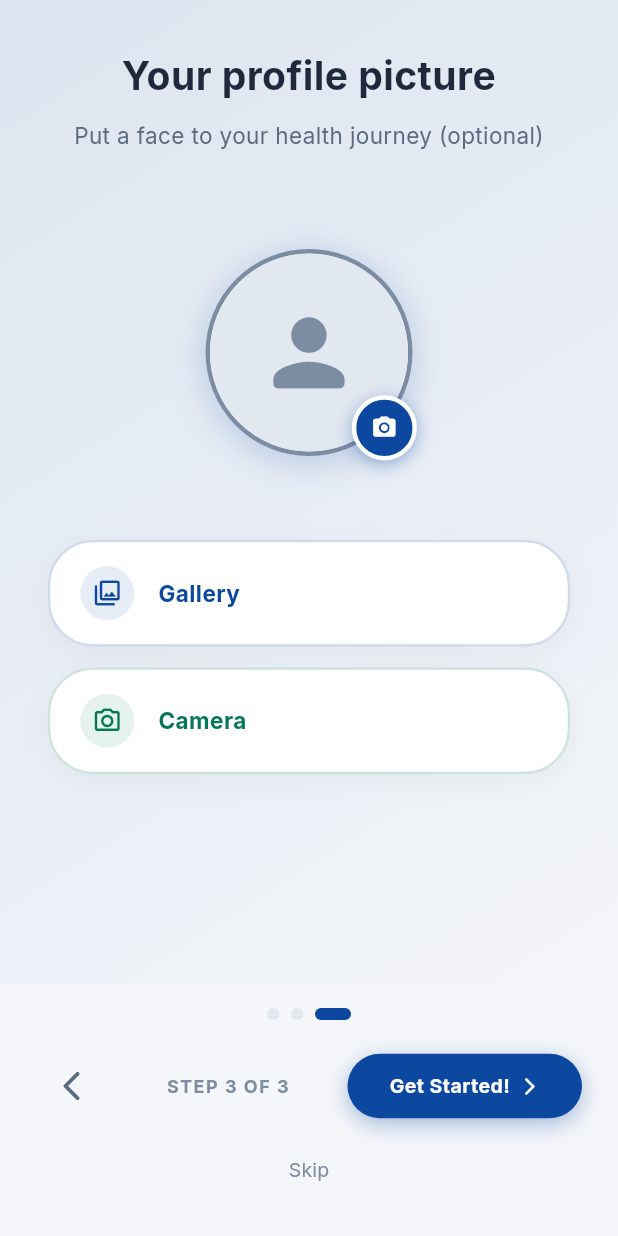
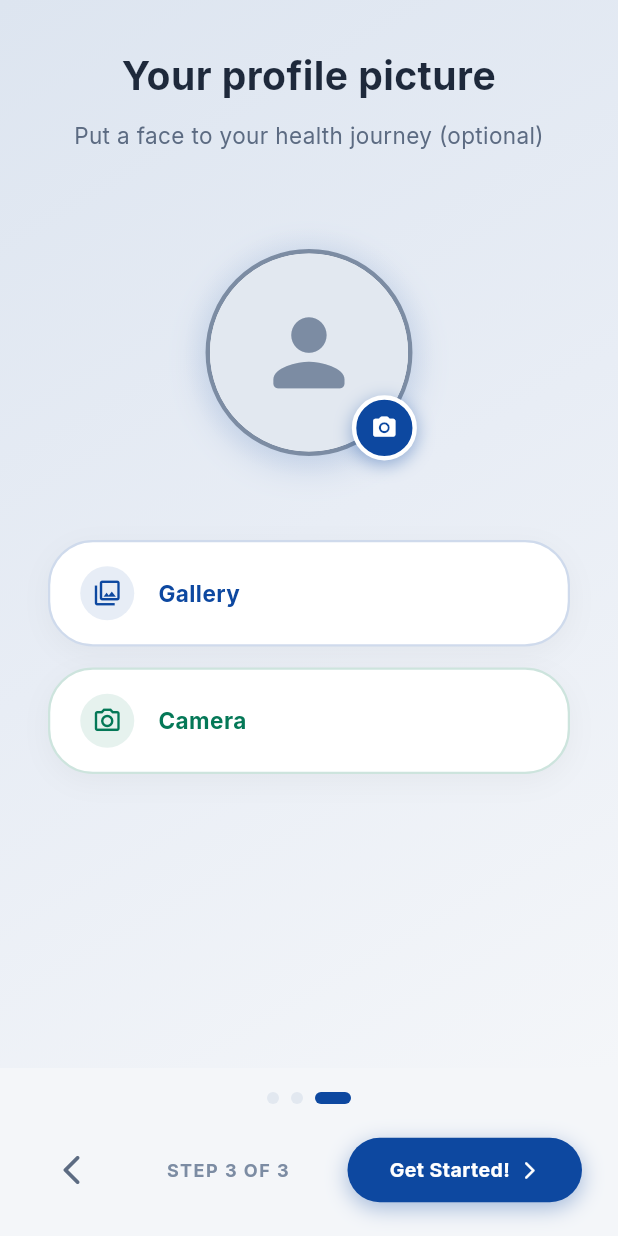
Before and after one commit to yesithv/healthtracker-app, a Flutter app: the OnboardingShell screen opened by its route, swiped to page 3, on a phone screen of 412 x 824 dp. Run offline on Flutter 3.47's test engine with Material 3 defaults, Android fonts, the phone set to English and light mode, and no system bars; our stand-ins replace csv, file_picker, fl_chart, flutter_local_notifications, flutter_timezone, go_router and 9 more; accounts and stored records are empty.

Commit message:
refactor(onboarding): retira el «omitir» del paso de la foto
En el último paso del asistente había dos botones para la misma acción: el
enlace «Omitir» llamaba exactamente a `_finishOnboarding`, igual que
«Finalizar». La foto siempre fue opcional, así que el enlace no habilitaba nada
—solo insinuaba que «Finalizar» exigía poner foto—.

Queda un único remate del asistente. La foto sigue siendo opcional: se puede
terminar con o sin ella, como antes.

Se retira también la clave `onboardingSkip` de los 5 idiomas, que se queda sin
usos.

Co-Authored-By: Claude Opus 5 <noreply@anthropic.com>
Claude-Session: https://claude.ai/code/session_01SMCQ7tBZnDCR7nzZfz5mwK

```diff
--- a/lib/features/onboarding/presentation/screens/onboarding_shell.dart
+++ b/lib/features/onboarding/presentation/screens/onboarding_shell.dart
@@ -331,17 +331,11 @@ class _OnboardingShellState extends State<OnboardingShell> {
                     ],
                   ),
 
-                  // Skip text (only on the last step —avatar—, fully optional)
-                  if (isLastPage) ...[
-                    const SizedBox(height: 8),
-                    TextButton(
-                      onPressed: _registering ? null : _finishOnboarding,
-                      child: Text(
-                        l10n.onboardingSkip,
-                        style: theme.type.meta.copyWith(fontSize: 13),
-                      ),
-                    ),
-                  ],
+                  // Antes había aquí un enlace de «omitir» en el paso del avatar.
+                  // Se retira: hacía exactamente lo mismo que «Finalizar» —la
+                  // foto siempre fue opcional y sigue siéndolo—, así que eran dos
+                  // botones para la misma acción, uno de ellos insinuando que el
+                  // otro obligaba a poner foto.
                 ],
               ),
             ),
--- a/lib/l10n/app_de.arb
+++ b/lib/l10n/app_de.arb
@@ -348,7 +348,6 @@
   "onboardingWelcomeFeature3": "100% privat, alles bleibt auf deinem Gerät",
   "onboardingNext": "Weiter",
   "onboardingFinish": "Loslegen!",
-  "onboardingSkip": "Überspringen",
   "onboardingStep": "Schritt {current} von {total}",
   "@onboardingStep": {
     "placeholders": {
--- a/lib/l10n/app_en.arb
+++ b/lib/l10n/app_en.arb
@@ -386,7 +386,6 @@
   "onboardingWelcomeFeature3": "100% private, everything stays on your device",
   "onboardingNext": "Next",
   "onboardingFinish": "Get Started!",
-  "onboardingSkip": "Skip",
   "onboardingStep": "Step {current} of {total}",
   "@onboardingStep": {
     "placeholders": {
--- a/lib/l10n/app_es.arb
+++ b/lib/l10n/app_es.arb
@@ -367,7 +367,6 @@
   "onboardingWelcomeFeature3": "100% privado, todo se guarda en tu dispositivo",
   "onboardingNext": "Siguiente",
   "onboardingFinish": "¡Empezar!",
-  "onboardingSkip": "Omitir",
   "onboardingStep": "Paso {current} de {total}",
   "@onboardingStep": {
     "placeholders": {
--- a/lib/l10n/app_it.arb
+++ b/lib/l10n/app_it.arb
@@ -365,7 +365,6 @@
   "onboardingWelcomeFeature3": "100% privato, tutto rimane sul tuo dispositivo",
   "onboardingNext": "Avanti",
   "onboardingFinish": "Inizia!",
-  "onboardingSkip": "Salta",
   "onboardingStep": "Passo {current} di {total}",
   "@onboardingStep": {
     "placeholders": {
--- a/lib/l10n/app_pt.arb
+++ b/lib/l10n/app_pt.arb
@@ -348,7 +348,6 @@
   "onboardingWelcomeFeature3": "100% privado, tudo fica no seu dispositivo",
   "onboardingNext": "Próximo",
   "onboardingFinish": "Começar!",
-  "onboardingSkip": "Pular",
   "onboardingStep": "Passo {current} de {total}",
   "@onboardingStep": {
     "placeholders": {
```
Also changed, not shown: lib/l10n/generated/app_localizations.dart, lib/l10n/generated/app_localizations_de.dart, lib/l10n/generated/app_localizations_en.dart, lib/l10n/generated/app_localizations_es.dart, lib/l10n/generated/app_localizations_it.dart, lib/l10n/generated/app_localizations_pt.dart.
